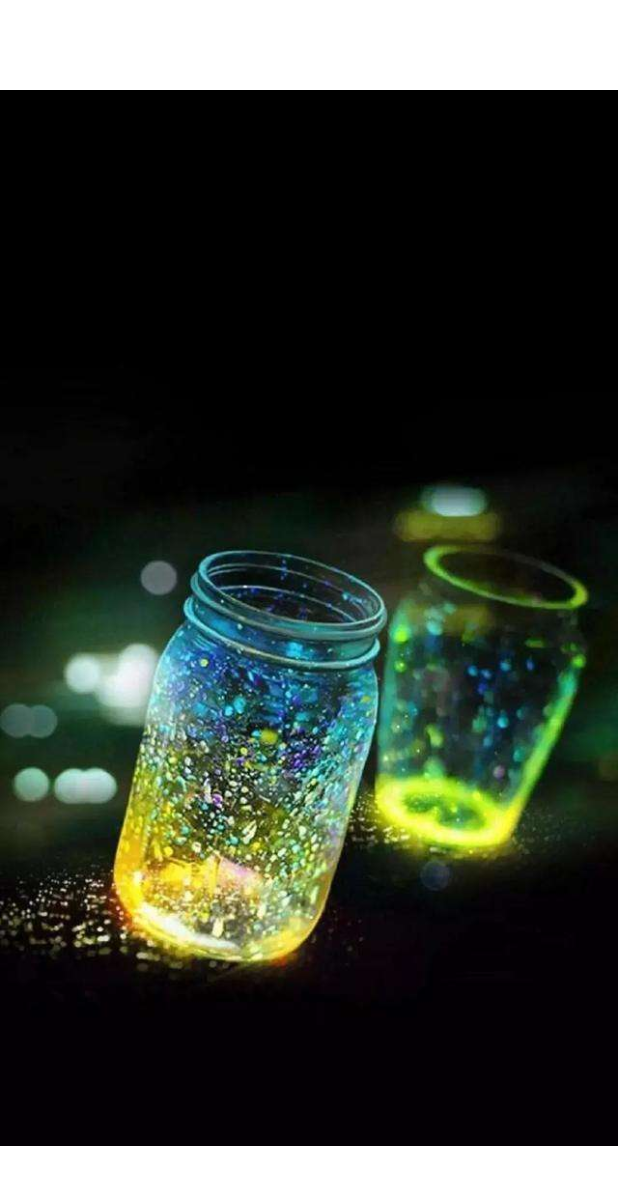
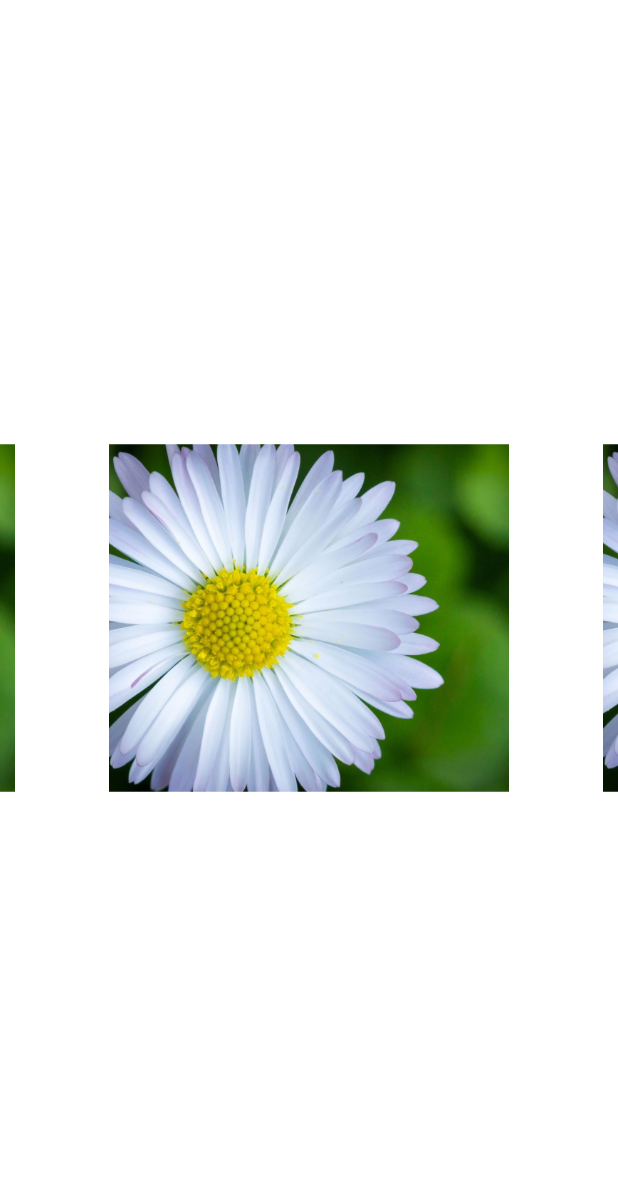
Before and after one commit to Anthonybuer182/douban_flutter-master-master, a Flutter app: the first screen one second after launch, on a phone screen of 412 x 824 dp. Shown: the top 1185 px of the screen. Run offline on Flutter 3.47's test engine with Material 2 defaults, Android fonts, the phone set to English and light mode, and no system bars; drawn by our look-alikes of carousel_slider; missing offline and left inert: flutter_webview_plugin.

Commit message:
添加demo目录编写测试类

```diff
--- /dev/null
+++ b/lib/demo/CarouseSliderDemo.dart
@@ -0,0 +1,29 @@
+import 'package:flutter/material.dart';
+import 'package:carousel_slider/carousel_slider.dart';
+
+class CarouseSliderDemo extends StatefulWidget {
+  @override
+  State<StatefulWidget> createState() {
+    // TODO: implement createState
+    //[1,2,3,4,5].map(f).toList()
+    return CarouseSliderDemoState();
+  }
+
+}
+
+class CarouseSliderDemoState extends State<CarouseSliderDemo> {
+  @override
+  Widget build(BuildContext context) {
+    // TODO: implement build
+    return CarouselSlider(items:[1,2,3,4,5].map((i){
+      return Container(
+        decoration: BoxDecoration(
+          borderRadius: BorderRadius.all( Radius.circular(20)),
+          image:DecorationImage(image: AssetImage("assets/images/home.png")),
+
+        ),
+      );
+    }).toList());
+  }
+
+}
--- a/lib/home/home_page.dart
+++ b/lib/home/home_page.dart
@@ -14,6 +14,7 @@ class HomePage extends StatefulWidget{
  */
 class _HomeState extends State<HomePage> with AutomaticKeepAliveClientMixin{
   var newsList;
+  var nowPlayingList, comingList;
   @override
   void initState() {
     // TODO: implement initState
@@ -23,7 +24,7 @@ class _HomeState extends State<HomePage> with AutomaticKeepAliveClientMixin{
   @override
   Widget build(BuildContext context) {
     // TODO: implement build
-    if (newsList == null) {
+    if (nowPlayingList == null) {
       return new Center(
         //ios菊花进度条 等数据加载结束后消失
         child: new CupertinoActivityIndicator(
@@ -42,6 +43,7 @@ class _HomeState extends State<HomePage> with AutomaticKeepAliveClientMixin{
               cacheExtent: 10000,
               children: <Widget>[
                 new NewsBannerView(newsList),
+                //new MovieThreeGridView(nowPlayingList, '影院热映', 'in_theaters'),
               ],
             ),
           )
--- a/lib/main.dart
+++ b/lib/main.dart
@@ -8,6 +8,8 @@ import 'package:douban_flutter/pages/splash_page.dart';
 import 'package:flutter/material.dart';
 import 'package:flutter/services.dart';
 import 'package:flutter_webview_plugin/flutter_webview_plugin.dart';
+
+import 'demo/CarouseSliderDemo.dart';
 
 //flutter 程序在运行的时候，第一个执行的函数就是main()函数
 void main() {
@@ -34,7 +36,7 @@ class MyApp extends StatelessWidget {
         accentColor: Colors.yellow,
       ),
       //home对应的是应用程序首页
-      home: SplashPage(),
+      home: CarouseSliderDemo(),
       //添加页面跳转路由
       routes: {
         'LoginPage': (BuildContext context) => LoginPage(),
```
Also changed, not shown: lib/home/HomeSectionView.dart (added, +55 -0 lines).
